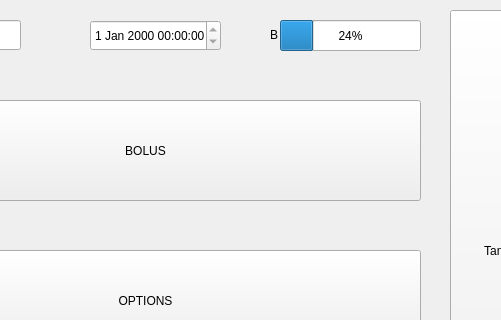
Before: the Qt Designer form COMP3004_Final/mainwindow.ui in MurkyMurka/3004-Team-Project, drawn with Qt 5; both pictures show x 140 to 641 and y 0 to 320 of the 803 by 545 pixel window.
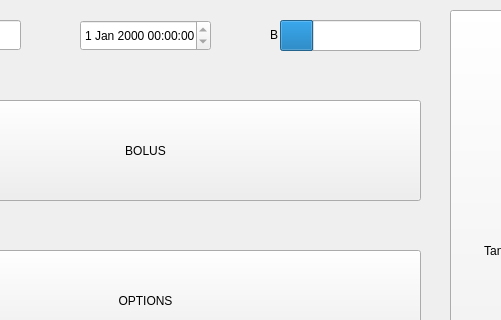
After: the same form once the commit is applied. The open tabs and pages were chosen to show the change. Icons and pictures are not drawn.

Diff of the .ui file:
```diff
--- a/COMP3004_Final/mainwindow.ui
+++ b/COMP3004_Final/mainwindow.ui
@@ -52,6 +52,9 @@
       <property name="value">
        <number>24</number>
       </property>
+      <property name="format">
+       <string/>
+      </property>
      </widget>
      <widget class="QPushButton" name="OptionsButton">
       <property name="geometry">
@@ -95,7 +98,7 @@
      <widget class="QDateTimeEdit" name="dateTimeEdit">
       <property name="geometry">
        <rect>
-        <x>230</x>
+        <x>220</x>
         <y>20</y>
         <width>131</width>
         <height>31</height>
```
Left out of the diff: 9 changed lines with no effect on the pictures.
